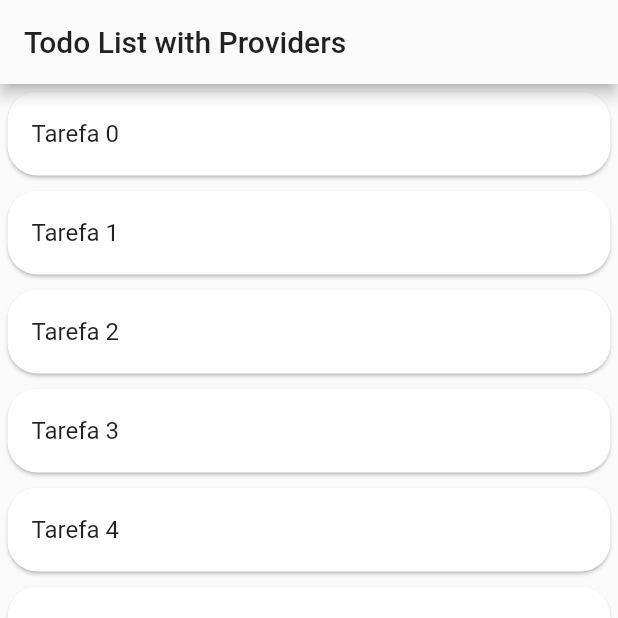
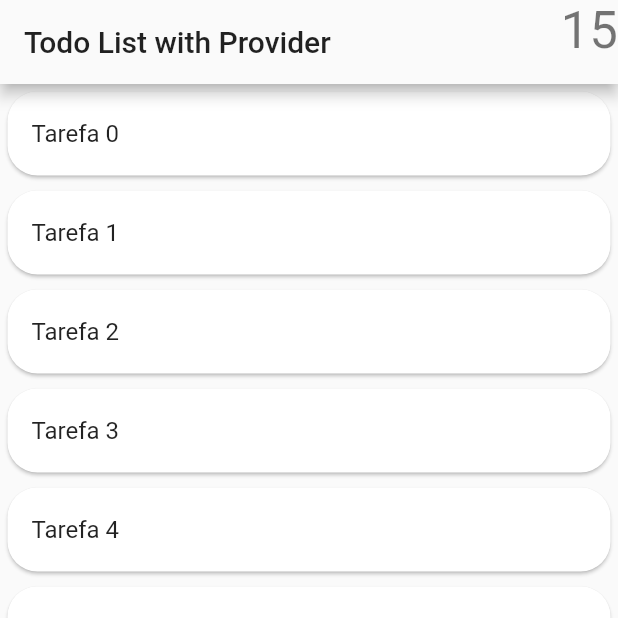
Before and after one commit to johnnywell/todo_provider, a Flutter app: the screen it shows after launch, on a phone screen of 412 x 824 dp, the top half of it. Run offline on Flutter 3.47's test engine with Material 2 defaults, Android fonts, the phone set to English and light mode, and no system bars; Roboto replaces fonts that are missing (Montserrat).

Commit message:
Gerenciamento de estado com Provider

```diff
--- a/lib/main.dart
+++ b/lib/main.dart
@@ -1,4 +1,6 @@
 import 'package:flutter/material.dart';
+import 'package:provider/provider.dart';
+import 'package:todo_provider/models/todo.dart';
 import 'package:todo_provider/theme.dart';
 
 import 'models/todolist.dart';
@@ -8,46 +10,50 @@ void main() => runApp(MyApp());
 class MyApp extends StatelessWidget {
   @override
   Widget build(BuildContext context) {
-    return MaterialApp(
-      title: 'Todo List',
-      theme: appTheme,
-      home: MyHomePage(title: 'Todo List with Providers'),
+    return ChangeNotifierProvider(
+      builder: (context) => TodoList(),
+      child: MaterialApp(
+        title: 'Todo List',
+        theme: appTheme,
+        home: MyHomePage(),
+      ),
     );
   }
 }
 
-class MyHomePage extends StatefulWidget {
-  MyHomePage({Key key, this.title}) : super(key: key);
 
-  final String title;
-
-  @override
-  _MyHomePageState createState() => _MyHomePageState();
-}
-
-class _MyHomePageState extends State<MyHomePage> {
-  final todoList = TodoList();
+class MyHomePage extends StatelessWidget {
 
   @override
   Widget build(BuildContext context) {
+    final todoList = Provider.of<TodoList>(context);
     return Scaffold(
       appBar: AppBar(
-        title: Text(widget.title),
+        actions: <Widget>[
+          // Counter(),
+          Consumer<TodoList>(
+            builder: (context, todoList, child) => Text(
+              "${todoList.length}",
+              style: Theme.of(context).textTheme.display1)
+          )
+        ],
+        title: Text("Todo List with Provider"),
       ),
       body: ListView.builder(
         itemCount: todoList.length,
         itemBuilder: (context, index) {
           var todo = todoList[index];
           return Dismissible(
+            direction: DismissDirection.endToStart,
             key: Key(todo.description),
             onDismissed: (direction) {
               if (direction == DismissDirection.endToStart){
-                setState(() {
-                  todoList.remove(todo);
-                });
+                todoList.remove(todo);
+                print(todoList.length);
                 Scaffold.of(context).showSnackBar(
                     SnackBar(content: Text("${todo.description} apagada")));
               } else if (direction == DismissDirection.startToEnd) {
+                todoList.complete(todo);
                 Scaffold.of(context).showSnackBar(
                     SnackBar(content: Text("${todo.description} concluída")));
               }
```
Also changed, not shown: lib/models/todolist.dart (+7 -3 lines).
